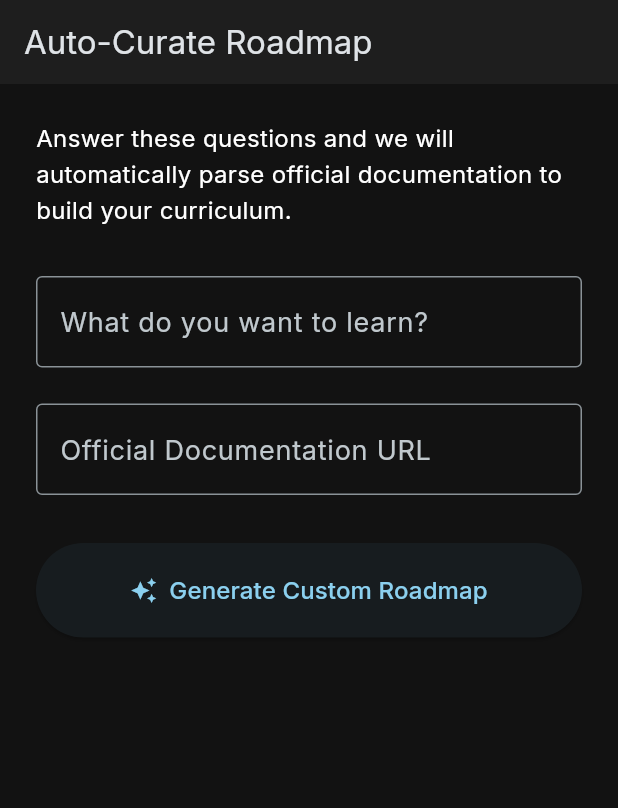
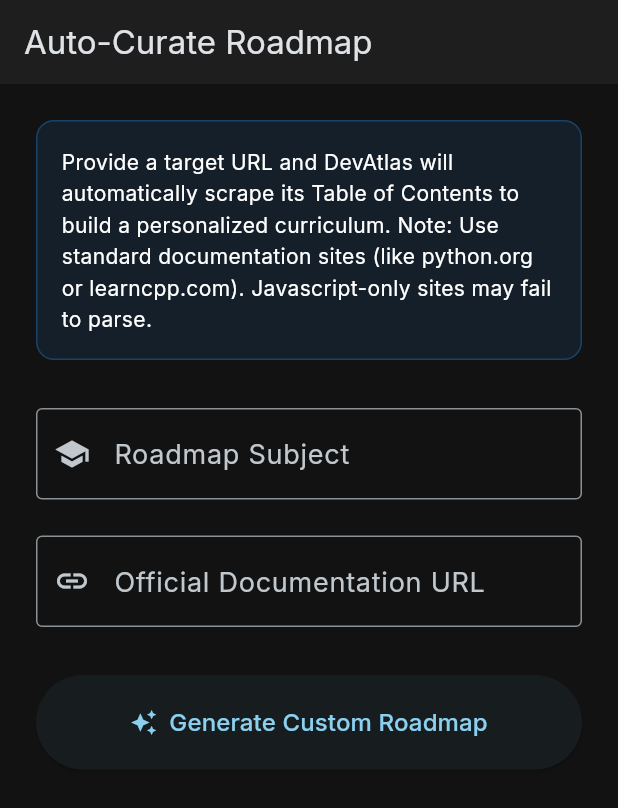
Before and after one commit to AllRock666/DevAtlas, a Flutter app: the RoadmapGeneratorScreen screen opened by its route, after a tap on "Generate Custom Roadmap", on a phone screen of 412 x 824 dp. Shown: the top 808 px of the screen. Run offline on Flutter 3.47's test engine with Material 3 defaults, Android fonts, the phone set to English and light mode, and no system bars; our stand-ins replace drift, flutter_markdown, flutter_riverpod, get_it, go_router, google_fonts and 2 more; missing offline and left inert: flutter_highlighter; accounts and stored records are empty; generated files the repository leaves out were written again.

Commit message:
Refine roadmap generator UI, robust extraction, and 45s timeout

```diff
--- a/lib/features/roadmap/presentation/roadmap_generator_screen.dart
+++ b/lib/features/roadmap/presentation/roadmap_generator_screen.dart
@@ -27,7 +27,7 @@ class _RoadmapGeneratorScreenState extends State<RoadmapGeneratorScreen> {
 
     setState(() {
       _isGenerating = true;
-      _status = 'Fetching documentation...';
+      _status = 'Fetching documentation (this may take up to 30 seconds)...';
     });
 
     try {
@@ -37,104 +37,66 @@ class _RoadmapGeneratorScreenState extends State<RoadmapGeneratorScreen> {
         headers: {
           'User-Agent': 'Mozilla/5.0 (Windows NT 10.0; Win64; x64) AppleWebKit/537.36 (KHTML, like Gecko) Chrome/120.0.0.0 Safari/537.36',
           'Accept': 'text/html,application/xhtml+xml,application/xml;q=0.9,image/avif,image/webp,*/*;q=0.8',
+          'Accept-Language': 'en-US,en;q=0.5',
         },
-      ).timeout(const Duration(seconds: 30));
+      ).timeout(const Duration(seconds: 45));
 
-      if (response.statusCode != 200) {
-        throw Exception('Failed to load page: ${response.statusCode}');
+      if (response.statusCode != 200 && response.statusCode != 403) {
+        throw Exception('Failed to load page: HTTP ${response.statusCode}');
       }
 
       setState(() {
-        _status = 'Parsing official structure...';
+        _status = 'Analyzing structural elements...';
       });
 
       final document = html_parser.parse(response.body);
+      List<Map<String, dynamic>> structuredData = [];
 
-      List<Map<String, dynamic>> structuredData = [];
-      Map<String, dynamic>? currentModule;
+      // Look for standard navigation/TOC elements
+      final sidebars = document.querySelectorAll('nav, aside, .sidebar, .toc, #toc, ul.nav, ul.menu, .summary');
+      List<String> rawNodes = [];
 
-      // Extract all h2 and h3
-      final headings = document.querySelectorAll('h2, h3');
-      for (var h in headings) {
-        final text = h.text.trim();
-        if (text.isEmpty || text.length < 3) continue;
+      if (sidebars.isNotEmpty) {
+        // Extract links from the largest sidebar/nav element
+        var bestSidebar = sidebars.reduce((a, b) => a.text.length > b.text.length ? a : b);
+        final links = bestSidebar.querySelectorAll('a');
+        rawNodes = links.map((e) => e.text.trim()).where((t) => t.isNotEmpty && t.length > 2 && t.length < 60).toList();
+      } else {
+        // Fallback: extract all headers and links
+        final elements = document.querySelectorAll('h2, h3, a');
+        rawNodes = elements.map((e) => e.text.trim()).where((t) => t.isNotEmpty && t.length > 2 && t.length < 60).toSet().toList();
+      }
 
-        if (h.localName == 'h2') {
-          currentModule = {
-            'title': text,
+      // Group into modules
+      if (rawNodes.isNotEmpty) {
+        int index = 0;
+        int moduleNumber = 1;
+        while (index < rawNodes.length) {
+          final mod = {
+            'title': 'Module $moduleNumber',
             'nodes': <String>[]
           };
-          structuredData.add(currentModule);
-        } else if (h.localName == 'h3' && currentModule != null) {
-          (currentModule['nodes'] as List<String>).add(text);
+          // Put 5-8 concepts per module
+          int chunkSize = 6;
+          for (int i = 0; i < chunkSize && index < rawNodes.length; i++) {
+            (mod['nodes'] as List<String>).add(rawNodes[index]);
+            index++;
+          }
+          if ((mod['nodes'] as List).isNotEmpty) {
+            structuredData.add(mod);
+            moduleNumber++;
+          }
+          if (moduleNumber > 10) break; // Don't create overwhelmingly massive roadmaps
         }
       }
 
-      // Fallback: if we didn't find nested h3s, try to find links near h2s
-      if (structuredData.every((m) => (m['nodes'] as List).isEmpty)) {
-         structuredData.clear();
-         final h2s = document.querySelectorAll('h2');
-         for (var h2 in h2s) {
-            final mod = {
-               'title': h2.text.trim(),
-               'nodes': <String>[]
-            };
-            var next = h2.nextElementSibling;
-            while (next != null && next.localName != 'h2') {
-               if (next.localName == 'ul' || next.localName == 'ol') {
-                  final lis = next.querySelectorAll('li');
-                  for (var li in lis) {
-                     if (li.text.trim().isNotEmpty) {
-                        (mod['nodes'] as List<String>).add(li.text.trim());
-                     }
-                  }
-               }
-               next = next.nextElementSibling;
-            }
-            if ((mod['nodes'] as List).isNotEmpty) {
-              structuredData.add(mod);
-            }
-         }
-      }
-
-      // If still empty, chunk all headings into 5 modules
-      if (structuredData.isEmpty || structuredData.every((m) => (m['nodes'] as List).isEmpty)) {
-         structuredData.clear();
-         final allHeadings = document.querySelectorAll('h2, h3, .nav-item, .toc-item, a')
-            .map((e) => e.text.trim())
-            .where((t) => t.isNotEmpty && t.length > 3 && t.length < 50)
-            .toSet()
-            .toList();
-
-         if (allHeadings.isEmpty) {
-            structuredData = [
-              {
-                'title': '$topic Basics',
-                'nodes': ['Introduction to $topic', 'Core Concepts', 'Basic Syntax']
-              },
-              {
-                'title': 'Intermediate $topic',
-                'nodes': ['Advanced Data Structures', 'Error Handling', 'Patterns']
-              },
-              {
-                'title': 'Advanced $topic',
-                'nodes': ['Architecture', 'Optimization', 'Concurrency']
-              },
-            ];
-         } else {
-           int index = 0;
-           while (index < allHeadings.length) {
-              final mod = {
-                 'title': 'Module ${(index / 5).floor() + 1}',
-                 'nodes': <String>[]
-              };
-              for (int i = 0; i < 5 && index < allHeadings.length; i++) {
-                 (mod['nodes'] as List<String>).add(allHeadings[index]);
-                 index++;
-              }
-              structuredData.add(mod);
-           }
-         }
+      // Absolute fallback if scraping totally fails (e.g. JS-only SPA like DevDocs)
+      if (structuredData.isEmpty) {
+        structuredData = [
+          {'title': '1. $topic Essentials', 'nodes': ['Getting Started', 'Basic Syntax', 'Core Types', 'Hello World']},
+          {'title': '2. Intermediate Concepts', 'nodes': ['Data Structures', 'Functions & Methods', 'Object Orientation', 'Error Handling']},
+          {'title': '3. Advanced Topics', 'nodes': ['Concurrency', 'Memory Management', 'Design Patterns', 'Performance']},
+        ];
       }
 
       setState(() {
@@ -149,7 +111,7 @@ class _RoadmapGeneratorScreenState extends State<RoadmapGeneratorScreen> {
       }
     } catch (e) {
       setState(() {
-        _status = 'Error: $e';
+        _status = 'Error: $e\n\nTip: SPAs like devdocs.io load via Javascript. Try using a direct tutorial URL like learncpp.com instead!';
       });
     } finally {
       if (mounted) {
@@ -169,14 +131,26 @@ class _RoadmapGeneratorScreenState extends State<RoadmapGeneratorScreen> {
         child: Column(
           crossAxisAlignment: CrossAxisAlignment.stretch,
           children: [
-            const Text('Answer these questions and we will automatically parse official documentation to build your curriculum.', style: TextStyle(fontSize: 16)),
+            Container(
+              padding: const EdgeInsets.all(16),
+              decoration: BoxDecoration(
+                color: Colors.blue.withOpacity(0.1),
+                borderRadius: BorderRadius.circular(12),
+                border: Border.all(color: Colors.blue.withOpacity(0.3)),
+              ),
+              child: const Text(
+                'Provide a target URL and DevAtlas will automatically scrape its Table of Contents to build a personalized curriculum. Note: Use standard documentation sites (like python.org or learncpp.com). Javascript-only sites may fail to parse.',
+                style: TextStyle(fontSize: 14),
+              ),
+            ),
             const SizedBox(height: 32),
             TextField(
               controller: _topicController,
               decoration: const InputDecoration(
-                labelText: 'What do you want to learn?',
-                hintText: 'e.g. Flutter, React, Advanced C++',
+                labelText: 'Roadmap Subject',
+                hintText: 'e.g. Modern C++',
                 border: OutlineInputBorder(),
+                prefixIcon: Icon(Icons.school),
               ),
             ),
             const SizedBox(height: 24),
@@ -184,8 +158,9 @@ class _RoadmapGeneratorScreenState extends State<RoadmapGeneratorScreen> {
               controller: _urlController,
               decoration: const InputDecoration(
                 labelText: 'Official Documentation URL',
-                hintText: 'e.g. https://docs.flutter.dev/reference/tutorials',
+                hintText: 'e.g. https://learncpp.com/',
                 border: OutlineInputBorder(),
+                prefixIcon: Icon(Icons.link),
               ),
             ),
             const SizedBox(height: 32),
@@ -193,8 +168,8 @@ class _RoadmapGeneratorScreenState extends State<RoadmapGeneratorScreen> {
               Column(
                 children: [
                   const CircularProgressIndicator(),
-                  const SizedBox(height: 16),
-                  Text(_status, style: const TextStyle(fontWeight: FontWeight.bold, color: Colors.blue)),
+                  const SizedBox(height: 24),
+                  Text(_status, style: const TextStyle(fontWeight: FontWeight.bold, color: Colors.blue, fontSize: 16), textAlign: TextAlign.center),
                 ],
               )
             else ...[
@@ -208,8 +183,8 @@ class _RoadmapGeneratorScreenState extends State<RoadmapGeneratorScreen> {
               ),
               if (_status.startsWith('Error'))
                 Padding(
-                  padding: const EdgeInsets.only(top: 16.0),
-                  child: Text(_status, style: const TextStyle(color: Colors.red)),
+                  padding: const EdgeInsets.only(top: 24.0),
+                  child: Text(_status, style: const TextStyle(color: Colors.red, height: 1.5, fontSize: 14)),
                 ),
             ]
           ],
```
